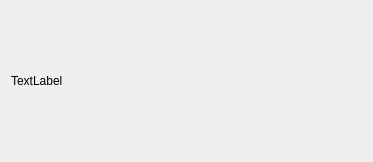
Old version of the form Gui/widget.ui in the repository xtuer/Qt.
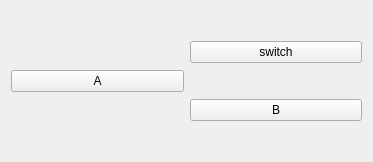
New version of the form. Icons and pictures are not drawn.

Patch:
```diff
--- a/Gui/widget.ui
+++ b/Gui/widget.ui
@@ -14,15 +14,33 @@
    <string>Form</string>
   </property>
   <property name="styleSheet">
-   <string notr="true">#widget {
-	background: red;
+   <string notr="true">QPushButton {
+	qproperty-icon: url(/Users/Biao/Desktop/bar.png);
+}
+
+QPushButton[foo=true] {
+	qproperty-icon: url(/Users/Biao/Desktop/foo.png);
 }</string>
   </property>
   <layout class="QGridLayout" name="gridLayout">
-   <item row="0" column="0">
-    <widget class="QLabel" name="label">
+   <item row="0" column="1">
+    <widget class="QPushButton" name="switchButton">
      <property name="text">
-      <string>TextLabel</string>
+      <string>switch</string>
+     </property>
+    </widget>
+   </item>
+   <item row="1" column="1">
+    <widget class="QPushButton" name="bBtn">
+     <property name="text">
+      <string>B</string>
+     </property>
+    </widget>
+   </item>
+   <item row="0" column="0" rowspan="2">
+    <widget class="QPushButton" name="aBtn">
+     <property name="text">
+      <string>A</string>
      </property>
     </widget>
    </item>
```
